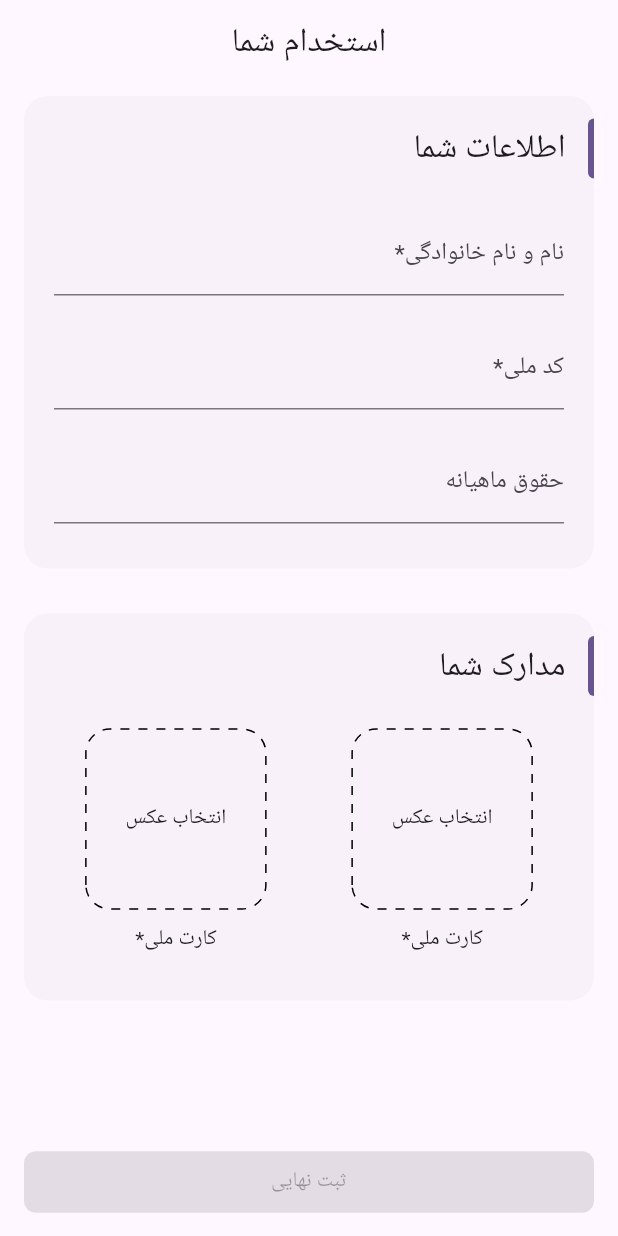
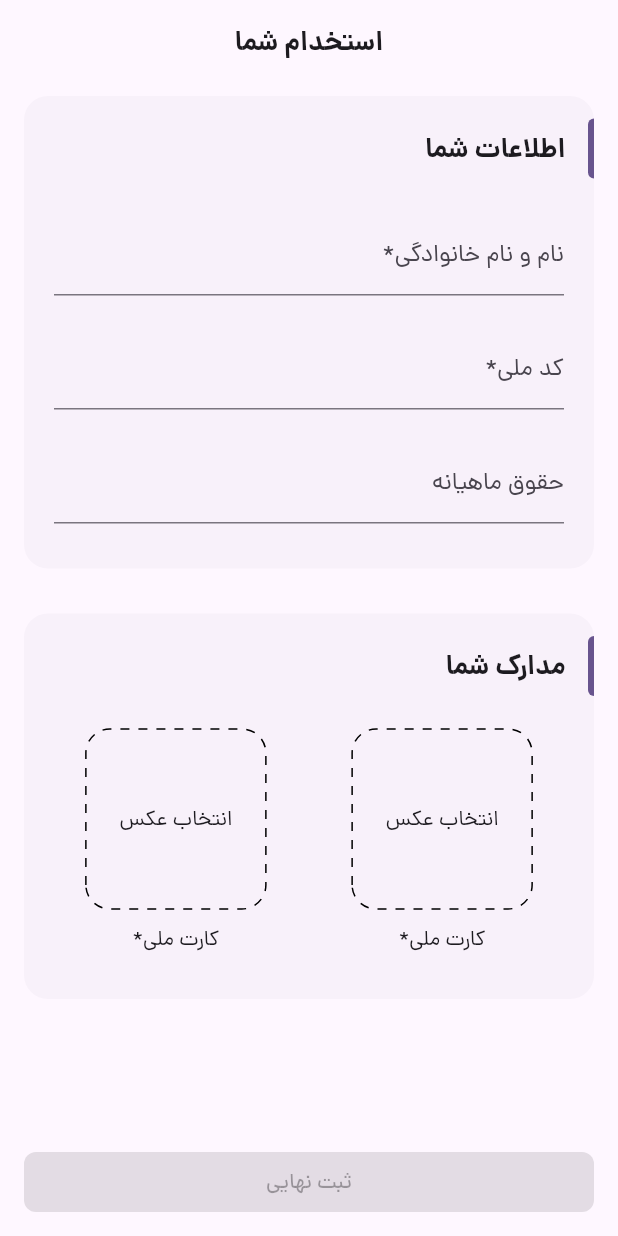
Before and after one commit to AliEasy/flutter_gsmpay_interview, a Flutter app: the screen it shows after launch, on a phone screen of 412 x 824 dp. Run offline on Flutter 3.47's test engine with Material 3 defaults, Android fonts, the phone set to English and light mode, and no system bars; drawn by our look-alikes of dotted_border; our stand-ins replace bloc, flutter_bloc, freezed_annotation, get_it, image_picker, injectable; generated files the repository leaves out were written again.

Commit message:
add fonts to project

```diff
--- a/lib/flutter_gsmpay_interview.dart
+++ b/lib/flutter_gsmpay_interview.dart
@@ -8,6 +8,8 @@ class FlutterGsmpayInterview extends StatelessWidget {
 
   @override
   Widget build(BuildContext context) {
+    String fontFamily = 'Dana';
+
     return MaterialApp(
       title: 'GsmPay Interview',
       localizationsDelegates: const [
@@ -31,6 +33,83 @@ class FlutterGsmpayInterview extends StatelessWidget {
             padding: const EdgeInsets.symmetric(vertical: 10, horizontal: 8),
           ),
         ),
+        textTheme: TextTheme(
+          displayLarge: TextStyle(
+            fontSize: 48,
+            fontWeight: FontWeight.w900,
+            fontFamily: fontFamily,
+          ),
+          displayMedium: TextStyle(
+            fontSize: 40,
+            fontWeight: FontWeight.w800,
+            fontFamily: fontFamily,
+          ),
+          displaySmall: TextStyle(
+            fontSize: 32,
+            fontWeight: FontWeight.w700,
+            fontFamily: fontFamily,
+          ),
+          headlineLarge: TextStyle(
+            fontSize: 28,
+            fontWeight: FontWeight.w600,
+            fontFamily: fontFamily,
+          ),
+          headlineMedium: TextStyle(
+            fontSize: 24,
+            fontWeight: FontWeight.w500,
+            fontFamily: fontFamily,
+          ),
+          headlineSmall: TextStyle(
+            fontSize: 20,
+            fontWeight: FontWeight.w400,
+            fontFamily: fontFamily,
+          ),
+          titleLarge: TextStyle(
+            fontSize: 18,
+            fontWeight: FontWeight.w700,
+            fontFamily: fontFamily,
+          ),
+          titleMedium: TextStyle(
+            fontSize: 16,
+            fontWeight: FontWeight.w500,
+            fontFamily: fontFamily,
+          ),
+          titleSmall: TextStyle(
+            fontSize: 14,
+            fontWeight: FontWeight.w400,
+            fontFamily: fontFamily,
+          ),
+          bodyLarge: TextStyle(
+            fontSize: 16,
+            fontWeight: FontWeight.w400,
+            fontFamily: fontFamily,
+          ),
+          bodyMedium: TextStyle(
+            fontSize: 14,
+            fontWeight: FontWeight.w400,
+            fontFamily: fontFamily,
+          ),
+          bodySmall: TextStyle(
+            fontSize: 12,
+            fontWeight: FontWeight.w300,
+            fontFamily: fontFamily,
+          ),
+          labelLarge: TextStyle(
+            fontSize: 14,
+            fontWeight: FontWeight.w500,
+            fontFamily: fontFamily,
+          ),
+          labelMedium: TextStyle(
+            fontSize: 12,
+            fontWeight: FontWeight.w200,
+            fontFamily: fontFamily,
+          ),
+          labelSmall: TextStyle(
+            fontSize: 10,
+            fontWeight: FontWeight.w100,
+            fontFamily: fontFamily,
+          ),
+        ),
       ),
     );
   }
```
Also changed, not shown: pubspec.yaml (+23 -0 lines), assets/font/dana_black.ttf (added), assets/font/dana_bold.ttf (added), assets/font/dana_demi_bold.ttf (added), assets/font/dana_extra_bold.ttf (added), assets/font/dana_light.ttf (added), assets/font/dana_medium.ttf (added), assets/font/dana_regular.ttf (added), assets/font/dana_thin.ttf (added), assets/font/dana_ultra_light.ttf (added).
